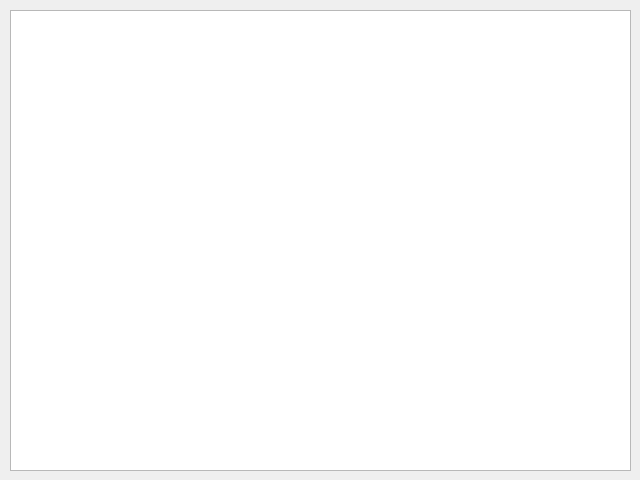
This is game/profilerdialog.ui in GrognardsFromHell/EvilTemple2 as Qt 5 draws it before an edit. The edited form follows.
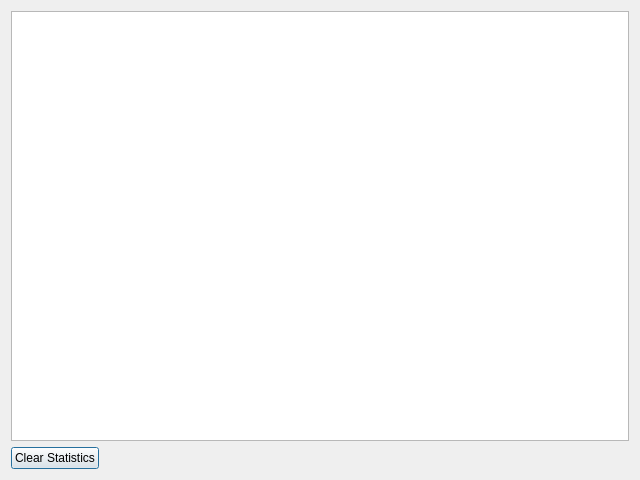
This is the edited form.

Commit message: Improved profiling dialog by adding frame demarkations.

Patch:
```diff
--- a/game/profilerdialog.ui
+++ b/game/profilerdialog.ui
@@ -13,19 +13,39 @@
   <property name="windowTitle">
    <string>Dialog</string>
   </property>
+  <layout class="QVBoxLayout" name="verticalLayout_2">
+   <item>
   <widget class="QTableView" name="tableView">
-   <property name="geometry">
-    <rect>
-     <x>10</x>
-     <y>10</y>
-     <width>621</width>
-     <height>461</height>
-    </rect>
-   </property>
    <property name="alternatingRowColors">
     <bool>true</bool>
    </property>
   </widget>
+   </item>
+   <item>
+    <layout class="QHBoxLayout" name="horizontalLayout">
+     <item>
+      <widget class="QPushButton" name="pushButton">
+       <property name="text">
+        <string>Clear Statistics</string>
+       </property>
+      </widget>
+     </item>
+     <item>
+      <spacer name="horizontalSpacer">
+       <property name="orientation">
+        <enum>Qt::Horizontal</enum>
+       </property>
+       <property name="sizeHint" stdset="0">
+        <size>
+         <width>40</width>
+         <height>20</height>
+        </size>
+       </property>
+      </spacer>
+     </item>
+    </layout>
+   </item>
+  </layout>
  </widget>
  <resources/>
  <connections/>
```
Lines whose indentation alone changed are shown as unchanged. The commit also changes 5 other files.
